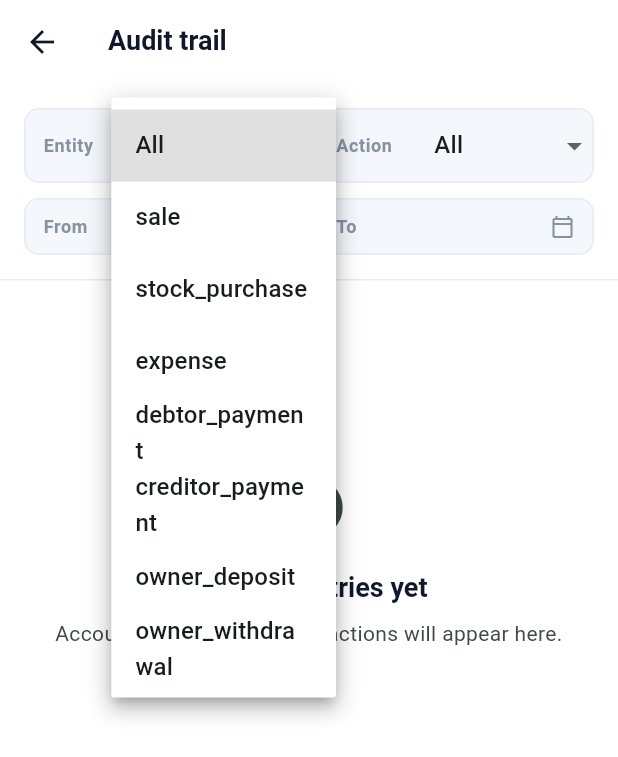
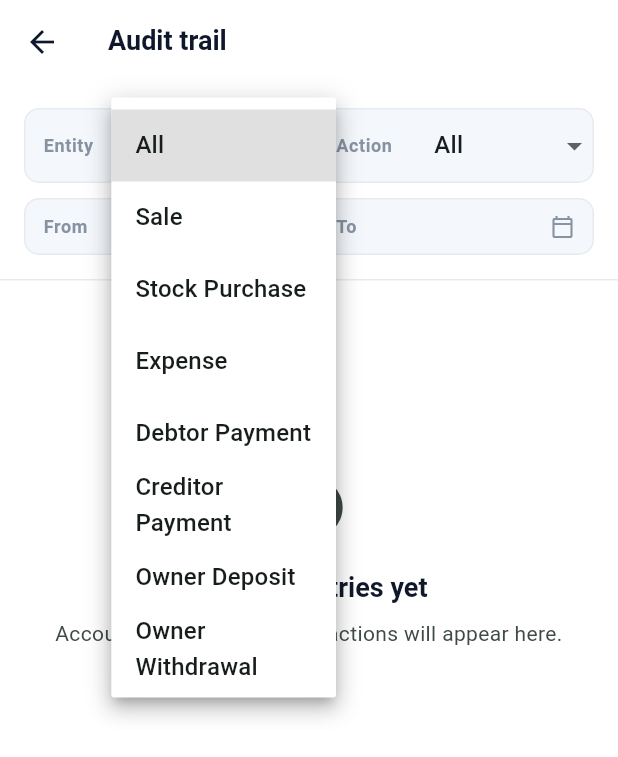
Before and after one commit to FelixAmofahDev/FinMind, a Flutter app: the AuditTrailPage screen opened by its route, after a tap on "All", on a phone screen of 412 x 824 dp. Shown: the top 757 px of the screen. Run offline on Flutter 3.47's test engine with Material 3 defaults, Android fonts, the light colour scheme and no system bars; our stand-ins replace connectivity_plus, dio, file_picker, flutter_markdown, flutter_riverpod, flutter_secure_storage and 2 more; accounts and stored records are empty; network calls fail.

```diff
--- a/lib/features/audit_trail/presentation/pages/audit_trail_page.dart
+++ b/lib/features/audit_trail/presentation/pages/audit_trail_page.dart
@@ -183,13 +183,13 @@ class _FilterBar extends ConsumerWidget {
                   label: 'Entity',
                   value: filters.entity,
                   options: const [
-                    'sale',
-                    'stock_purchase',
-                    'expense',
-                    'debtor_payment',
-                    'creditor_payment',
-                    'owner_deposit',
-                    'owner_withdrawal',
+                    _FilterOption(value: 'sale', label: 'Sale'),
+                    _FilterOption(value: 'stock_purchase', label: 'Stock Purchase'),
+                    _FilterOption(value: 'expense', label: 'Expense'),
+                    _FilterOption(value: 'debtor_payment', label: 'Debtor Payment'),
+                    _FilterOption(value: 'creditor_payment', label: 'Creditor Payment'),
+                    _FilterOption(value: 'owner_deposit', label: 'Owner Deposit'),
+                    _FilterOption(value: 'owner_withdrawal', label: 'Owner Withdrawal'),
                   ],
                   onSelected: (value) {
                     final newQuery = filters.copyWith(entity: value, page: 1);
@@ -202,7 +202,12 @@ class _FilterBar extends ConsumerWidget {
                 child: _FilterChip(
                   label: 'Action',
                   value: filters.action,
-                  options: const ['created', 'updated', 'voided', 'deleted'],
+                  options: const [
+                    _FilterOption(value: 'created', label: 'Created'),
+                    _FilterOption(value: 'updated', label: 'Updated'),
+                    _FilterOption(value: 'voided', label: 'Voided'),
+                    _FilterOption(value: 'deleted', label: 'Deleted'),
+                  ],
                   onSelected: (value) {
                     final newQuery = filters.copyWith(action: value, page: 1);
                     onFiltersChanged(newQuery);
@@ -253,14 +258,19 @@ class _FilterBar extends ConsumerWidget {
               ),
             ],
           ),
-          if (filters.entity != null || filters.action != null || filters.from != null || filters.to != null)
-            TextButton.icon(
-              onPressed: () {
-                onFiltersChanged(const AuditQuery());
-              },
-              icon: const Icon(Icons.clear_rounded, size: 18),
-              label: const Text('Clear filters'),
+          if (filters.entity != null || filters.action != null || filters.from != null || filters.to != null) ...[
+            const SizedBox(height: 10),
+            Align(
+              alignment: Alignment.centerLeft,
+              child: TextButton.icon(
+                onPressed: () {
+                  onFiltersChanged(const AuditQuery());
+                },
+                icon: const Icon(Icons.clear_rounded, size: 18),
+                label: const Text('Clear filters'),
+              ),
             ),
+          ],
         ],
       ),
     );
@@ -277,7 +287,7 @@ class _FilterChip extends StatelessWidget {
 
   final String label;
   final String? value;
-  final List<String> options;
+  final List<_FilterOption> options;
   final ValueChanged<String?> onSelected;
 
   @override
@@ -314,7 +324,7 @@ class _FilterChip extends StatelessWidget {
                 items: [
                   const DropdownMenuItem<String>(value: null, child: Text('All')),
                   ...options.map((option) {
-                    return DropdownMenuItem<String>(value: option, child: Text(option));
+                    return DropdownMenuItem<String>(value: option.value, child: Text(option.label));
                   }),
                 ],
                 onChanged: onSelected,
@@ -325,6 +335,12 @@ class _FilterChip extends StatelessWidget {
       ),
     );
   }
+}
+
+class _FilterOption {
+  const _FilterOption({required this.value, required this.label});
+  final String value;
+  final String label;
 }
 
 class _DateField extends StatelessWidget {
```
